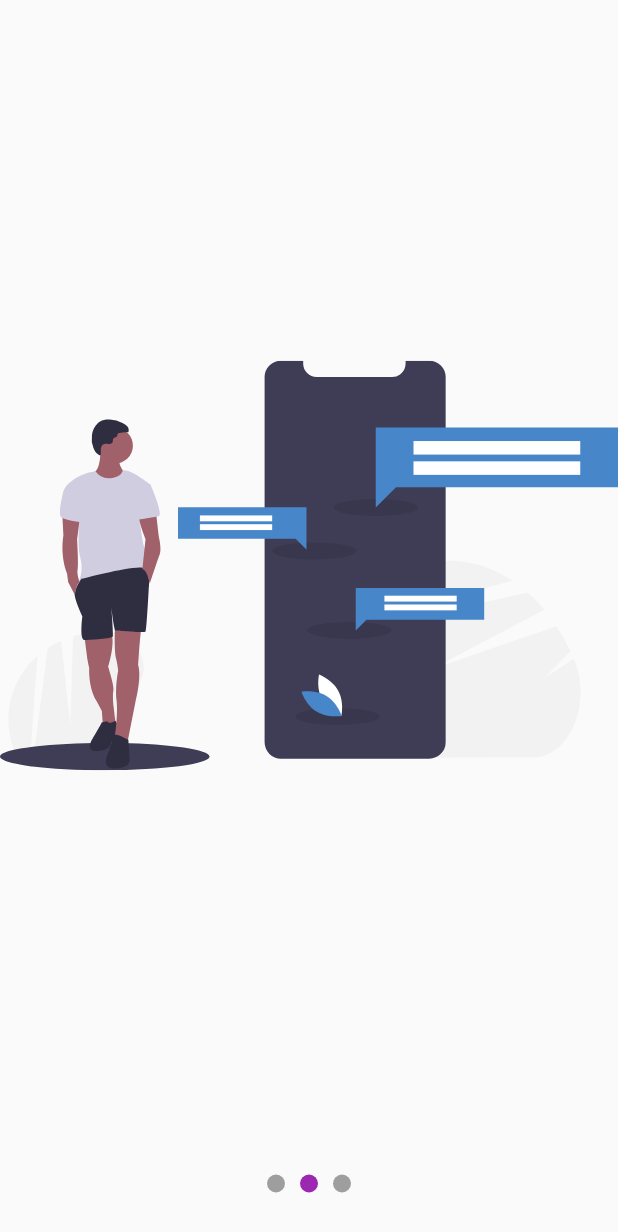
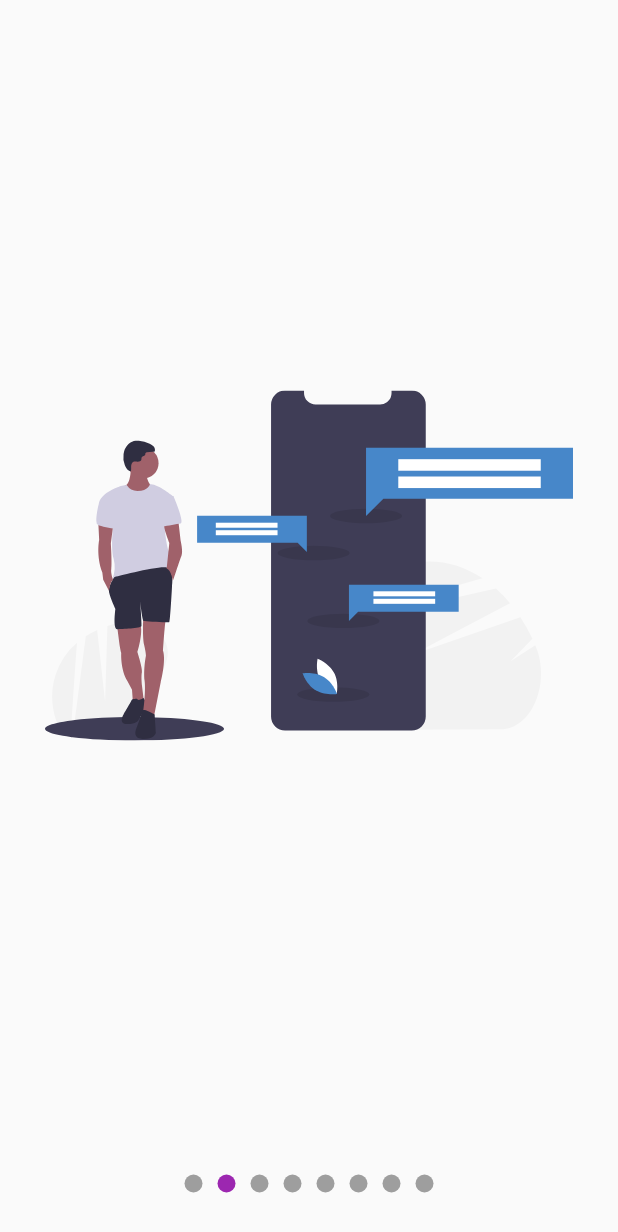
Before and after one commit to holivieri/FlutterDesigns, a Flutter app: the screen it shows after launch, swiped to page 2, on a phone screen of 412 x 824 dp. Shown: the top 1232 px of the screen. Run offline on Flutter 3.47's test engine with Material 2 defaults, Android fonts, the phone set to English and light mode, and no system bars; our stand-ins replace flutter_svg.

Commit message:
SlideShow Widget

```diff
--- a/03-Animations/lib/main.dart
+++ b/03-Animations/lib/main.dart
@@ -13,7 +13,7 @@ class MyApp extends StatelessWidget {
       theme: ThemeData(
         primarySwatch: Colors.blue,
       ),
-      home: SlideShowPage(),
+      home: SlideshowPage(),
     );
   }
 }
--- /dev/null
+++ b/03-Animations/lib/src/labs/slideshow_page.dart
@@ -0,0 +1,131 @@
+import 'package:background/src/models/slider_model.dart';
+import 'package:flutter/material.dart';
+import 'package:flutter_svg/flutter_svg.dart';
+import 'package:provider/provider.dart';
+
+class SlideShowPage extends StatelessWidget {
+
+  @override
+  Widget build(BuildContext context) {
+    return ChangeNotifierProvider(
+      create: (_) => new SlideModel(),
+          child: Scaffold(
+            body: Center(
+                child: Column(
+                  children: <Widget>[
+                    Expanded(child: _Slides()),
+                   _Dots(),
+                  ],
+                )
+                )
+          ),
+    );
+  }
+}
+
+class _Dots extends StatelessWidget {
+
+  @override
+  Widget build(BuildContext context) {
+    return Container(
+                height: 70,
+                width: double.infinity,
+                child: Row(
+                      mainAxisAlignment: MainAxisAlignment.center,
+                      children: <Widget>[
+                      _Dot(0),
+                      _Dot(1),
+                      _Dot(2),
+                ])
+    );
+  }
+}
+
+class _Dot extends StatelessWidget {
+
+  final int index;
+
+  const _Dot(this.index);
+
+  @override
+  Widget build(BuildContext context) {
+    final double currentPage = Provider.of<SlideModel>(context).currentPage;
+
+    return AnimatedContainer(width: 12.0,
+              duration: Duration(milliseconds: 200),
+              height: 12.0,
+              margin: EdgeInsets.symmetric(horizontal: 5.0),
+              decoration: BoxDecoration(
+                                  color: (index >= currentPage - 0.5 && index <= currentPage + 0.5
+                                        ? Colors.purple : Colors.grey),
+                                  shape: BoxShape.circle)
+                                  );
+  }
+}
+
+
+class _Slides extends StatefulWidget {
+
+
+  @override
+  __SlidesState createState() => __SlidesState();
+}
+
+class __SlidesState extends State<_Slides> {
+
+  final pageViewController = new PageController();
+
+  @override
+  void initState() {
+
+    super.initState();
+    pageViewController.addListener((){
+       print('pagina actual ${pageViewController.page}');
+      Provider.of<SlideModel>(context, listen: false).currentPage = pageViewController.page;
+
+
+
+    });
+
+
+
+  }
+
+  @override
+  void dispose() {
+    pageViewController.dispose();
+    super.dispose();
+  }
+
+  @override
+  Widget build(BuildContext context) {
+    return Container(
+          child: PageView(
+            controller: pageViewController,
+            children: <Widget>[
+                    _Slide('assets/svgs/1.svg'),
+                    SvgPicture.asset('assets/svgs/2.svg'),
+                    SvgPicture.asset('assets/svgs/3.svg'),
+                    ],
+            ),
+    );
+  }
+}
+
+class _Slide extends StatelessWidget {
+
+  final String svg;
+
+  const _Slide(this.svg);
+
+  @override
+  Widget build(BuildContext context) {
+    //SvgPicture.asset('assets/svgs/1.svg');
+    return Container(
+        width: double.infinity,
+        height: double.infinity,
+        padding: EdgeInsets.all(30.0),
+        child: SvgPicture.asset(svg),
+    );
+  }
+}
--- a/03-Animations/lib/src/models/slider_model.dart
+++ b/03-Animations/lib/src/models/slider_model.dart
@@ -1,6 +1,6 @@
 import 'package:flutter/material.dart';
 
-class SliderModel with ChangeNotifier {
+class SlideModel with ChangeNotifier {
 
   double _currentPage = 0;
 
--- a/03-Animations/lib/src/pages/slideshow_page.dart
+++ b/03-Animations/lib/src/pages/slideshow_page.dart
@@ -1,129 +1,28 @@
-import 'package:background/src/models/slider_model.dart';
+import 'package:background/src/widgets/slideshow.dart';
 import 'package:flutter/material.dart';
 import 'package:flutter_svg/flutter_svg.dart';
-import 'package:provider/provider.dart';
 
-class SlideShowPage extends StatelessWidget {
+class SlideshowPage extends StatelessWidget {
 
   @override
   Widget build(BuildContext context) {
-    return ChangeNotifierProvider(
-      create: (_) => new SliderModel(),
-          child: Scaffold(
-            body: Center(
-                child: Column(
-                  children: <Widget>[
-                    Expanded(child: _Slides()),
-                   _Dots(),
-                  ],
-                )
-                )
-          ),
-    );
+    return Scaffold(
+            body: Slideshow(
+              selectedColor: Colors.purple,
+              unselectedColor: Colors.grey,
+              //dotSize: 30.0,
+              slides: <Widget>[
+                SvgPicture.asset('assets/svgs/1.svg'),
+                SvgPicture.asset('assets/svgs/2.svg'),
+                SvgPicture.asset('assets/svgs/3.svg'),
+                SvgPicture.asset('assets/svgs/4.svg'),
+                SvgPicture.asset('assets/svgs/5.svg'),
+                SvgPicture.asset('assets/svgs/6.svg'),
+                SvgPicture.asset('assets/svgs/7.svg'),
+                SvgPicture.asset('assets/svgs/8.svg'),
+
+              ],
+            )
+            );
   }
 }
-
-class _Dots extends StatelessWidget {
-
-  @override
-  Widget build(BuildContext context) {
-    return Container(
-                height: 70,
-                width: double.infinity,
-                child: Row(
-                      mainAxisAlignment: MainAxisAlignment.center,
-                      children: <Widget>[
-                      _Dot(0),
-                      _Dot(1),
-                      _Dot(2),
-                ])
-    );
-  }
-}
-
-class _Dot extends StatelessWidget {
-
-  final int index;
-
-  const _Dot(this.index);
-
-  @override
-  Widget build(BuildContext context) {
-    final double currentPage = Provider.of<SliderModel>(context).currentPage;
-
-    return Container(width: 12.0,
-              height: 12.0,
-              margin: EdgeInsets.symmetric(horizontal: 5.0),
-              decoration: BoxDecoration(
-                                  color: (index == currentPage ? Colors.purple : Colors.grey),
-                                  shape: BoxShape.circle)
-                                  );
-  }
-}
-
-
-class _Slides extends StatefulWidget {
-
-
-  @override
-  __SlidesState createState() => __SlidesState();
-}
-
-class __SlidesState extends State<_Slides> {
-
-  final pageViewController = new PageController();
-
-  @override
-  void initState() {
-
-    super.initState();
-    pageViewController.addListener((){
-       print('pagina actual ${pageViewController.page}');
-      Provider.of<SliderModel>(context, listen: false).currentPage = pageViewController.page;
-
-
-
-    });
-
-
-
-  }
-
-  @override
-  void dispose() {
-    pageViewController.dispose();
-    super.dispose();
-  }
-
-  @override
-  Widget build(BuildContext context) {
-    return Container(
-          child: PageView(
-            controller: pageViewController,
-            children: <Widget>[
-                    _Slide('assets/svgs/1.svg'),
-                    SvgPicture.asset('assets/svgs/2.svg'),
-                    SvgPicture.asset('assets/svgs/3.svg'),
-                    ],
-            ),
-    );
-  }
-}
-
-class _Slide extends StatelessWidget {
-
-  final String svg;
-
-  const _Slide(this.svg);
-
-  @override
-  Widget build(BuildContext context) {
-    //SvgPicture.asset('assets/svgs/1.svg');
-    return Container(
-        width: double.infinity,
-        height: double.infinity,
-        padding: EdgeInsets.all(30.0),
-        child: SvgPicture.asset(svg),
-    );
-  }
-}
--- /dev/null
+++ b/03-Animations/lib/src/widgets/slideshow.dart
@@ -0,0 +1,151 @@
+import 'package:background/src/models/slider_model.dart';
+import 'package:flutter/material.dart';
+
+import 'package:provider/provider.dart';
+
+
+
+
+class Slideshow extends StatelessWidget {
+
+  final List<Widget> slides;
+  final bool dotsUp;
+  final Color selectedColor;
+  final Color unselectedColor;
+  final double dotSize;
+
+
+  const Slideshow({ @required this.slides, this.dotsUp = false, this.selectedColor = Colors.purple, this.unselectedColor = Colors.grey, this.dotSize = 12.0});
+
+  @override
+  Widget build(BuildContext context) {
+    return ChangeNotifierProvider(
+      create: (_) => new SlideModel(),
+      child: SafeArea(
+            child: Center(
+               child: Column(
+                      children: <Widget>[
+                       if( dotsUp ) _Dots(this.slides.length, selectedColor, unselectedColor, this.dotSize),
+                        Expanded(
+                          child: _Slides(this.slides)
+                          ),
+                       if( !dotsUp ) _Dots(this.slides.length,  selectedColor, unselectedColor, this.dotSize),
+                      ],
+                    ),
+        ),
+      ),
+      );
+  }
+}
+
+
+class _Dots extends StatelessWidget {
+
+  final int slidescount;
+  final Color selectedColor;
+  final Color unselectedColor;
+  final double dotSize;
+
+  const _Dots(this.slidescount, this.selectedColor, this.unselectedColor, this.dotSize);
+
+  @override
+  Widget build(BuildContext context) {
+    return Container(
+                height: 70,
+                width: double.infinity,
+                child: Row(
+                      mainAxisAlignment: MainAxisAlignment.center,
+                      children: List.generate(this.slidescount, (i) => _Dot(i, this.selectedColor, this.unselectedColor, this.dotSize))
+                      )
+    );
+  }
+}
+
+class _Dot extends StatelessWidget {
+
+  final int index;
+  final Color selectedColor;
+  final Color unselectedColor;
+  final double dotSize;
+
+  const _Dot(this.index, this.selectedColor, this.unselectedColor, this.dotSize);
+
+  @override
+  Widget build(BuildContext context) {
+    final double currentPage = Provider.of<SlideModel>(context).currentPage;
+
+    return AnimatedContainer(
+              width: this.dotSize,
+              height: this.dotSize,
+              duration: Duration(milliseconds: 200),
+
+              margin: EdgeInsets.symmetric(horizontal: 5.0),
+              decoration: BoxDecoration(
+                                  color: (index >= currentPage - 0.5 && index <= currentPage + 0.5
+                                        ? selectedColor : unselectedColor),
+                                  shape: BoxShape.circle)
+                                  );
+  }
+}
+
+
+class _Slides extends StatefulWidget {
+
+final List<Widget> slides;
+
+  const _Slides(this.slides);
+
+
+  @override
+  __SlidesState createState() => __SlidesState();
+}
+
+class __SlidesState extends State<_Slides> {
+
+  final pageViewController = new PageController();
+
+  @override
+  void initState() {
+
+    super.initState();
+    pageViewController.addListener((){
+      Provider.of<SlideModel>(context, listen: false).currentPage = pageViewController.page;
+    });
+
+
+
+  }
+
+  @override
+  void dispose() {
+    pageViewController.dispose();
+    super.dispose();
+  }
+
+  @override
+  Widget build(BuildContext context) {
+    return Container(
+          child: PageView(
+            controller: pageViewController,
+            children: widget.slides.map((slide) => _Slide( slide )).toList(),
+            ),
+    );
+  }
+}
+
+class _Slide extends StatelessWidget {
+
+  final Widget slide;
+
+  const _Slide(this.slide);
+
+  @override
+  Widget build(BuildContext context) {
+    return Container(
+        width: double.infinity,
+        height: double.infinity,
+        padding: EdgeInsets.all(30.0),
+        child: slide,
+    );
+  }
+}
--- a/03-Animations/pubspec.yaml
+++ b/03-Animations/pubspec.yaml
@@ -14,7 +14,7 @@ description: A new Flutter project.
 version: 1.0.0+1
 
 environment:
-  sdk: ">=2.1.0 <3.0.0"
+  sdk: ">=2.3.0 <3.0.0"
 
 dependencies:
   flutter:
```
Also changed, not shown: 5 other files.
